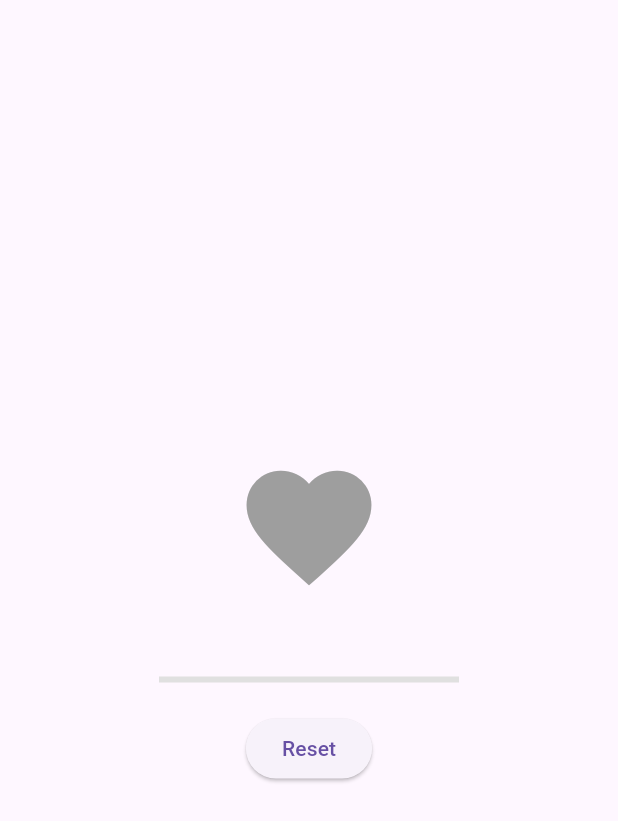
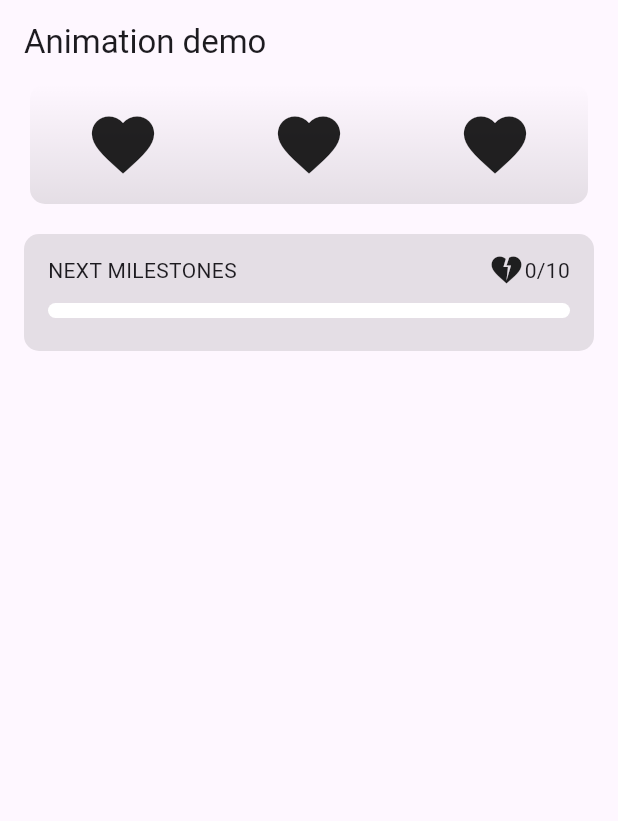
Before and after one commit to TranVuHung99/draw_canvas, a Flutter app: the AnimationPage screen opened directly, on a phone screen of 412 x 824 dp. Shown: the top 821 px of the screen. Run offline on Flutter 3.47's test engine with Material 3 defaults, Android fonts, the light colour scheme and no system bars; our stand-ins replace gallery_saver, screenshot.

Commit message:
feat: Implement fade-in animation and refactor main page
- Implement fade-in animation for the animation page.
- Refactor the main page into its own file.
- Update PRD with new animation process.
- Update dependencies.

```diff
--- a/lib/animation_page.dart
+++ b/lib/animation_page.dart
@@ -9,126 +9,95 @@ class AnimationPage extends StatefulWidget {
 
 class _AnimationPageState extends State<AnimationPage>
     with TickerProviderStateMixin {
-  late AnimationController _scaleController;
-  late Animation<double> _scaleAnimation;
-
-  late AnimationController _colorController;
-  late Animation<Color?> _colorAnimation;
-
-  late AnimationController _rotationController;
-  late Animation<double> _rotationAnimation;
-
-  double _progress = 0.0;
-
-  @override
-  void initState() {
-    super.initState();
-
-    // Scale Animation
-    _scaleController = AnimationController(
-      vsync: this,
-      duration: const Duration(milliseconds: 300),
-    );
-    _scaleAnimation = Tween<double>(begin: 1.0, end: 1.5).animate(
-      CurvedAnimation(parent: _scaleController, curve: Curves.easeInOut),
-    );
-
-    // Color Animation
-    _colorController = AnimationController(
-      vsync: this,
-      duration: const Duration(milliseconds: 300),
-    );
-    _colorAnimation = ColorTween(begin: Colors.grey, end: Colors.red).animate(_colorController);
-
-    // Rotation Animation
-    _rotationController = AnimationController(
-      vsync: this,
-      duration: const Duration(milliseconds: 300),
-    );
-    _rotationAnimation = Tween<double>(begin: 0.0, end: 0.2).animate(
-      CurvedAnimation(parent: _rotationController, curve: Curves.easeInOut),
-    );
-  }
+  late final AnimationController _fadeController = AnimationController(
+    duration: const Duration(seconds: 1),
+    vsync: this,
+  )..forward();
+  late final Animation<double> _animation = CurvedAnimation(
+    parent: _fadeController,
+    curve: Curves.easeIn,
+  );
 
   @override
   void dispose() {
-    _scaleController.dispose();
-    _colorController.dispose();
-    _rotationController.dispose();
+    _fadeController.dispose();
     super.dispose();
-  }
-
-  void _startAnimation() {
-    _scaleController.forward().then((_) {
-      _scaleController.reverse();
-    });
-    _colorController.forward();
-    _rotationController.forward().then((_) {
-      _rotationController.reverse();
-    });
-    setState(() {
-      if (_progress < 1.0) {
-        _progress += 0.1;
-      } else {
-        _progress = 1.0;
-      }
-    });
-  }
-
-  void _resetAnimation() {
-    _colorController.reset();
-    setState(() {
-      _progress = 0.0;
-    });
   }
 
   @override
   Widget build(BuildContext context) {
     return Scaffold(
-      appBar: null,
-      body: Center(
-        child: Column(
-          mainAxisAlignment: MainAxisAlignment.center,
-          children: [
-            GestureDetector(
-              onTap: _startAnimation,
-              child: AnimatedBuilder(
-                animation: Listenable.merge([
-                  _scaleAnimation,
-                  _colorAnimation,
-                  _rotationAnimation,
-                ]),
-                builder: (context, child) {
-                  return Transform.scale(
-                    scale: _scaleAnimation.value,
-                    child: Transform.rotate(
-                      angle: _rotationAnimation.value,
-                      child: Icon(
-                        Icons.favorite,
-                        color: _colorAnimation.value,
-                        size: 100,
-                      ),
-                    ),
-                  );
-                },
+      appBar: AppBar(
+        title: const Text("Animation demo"),
+      ),
+      body: Column(
+        children: [
+          FadeTransition(
+            opacity: _animation,
+            child: Container(
+              margin: const EdgeInsets.symmetric(horizontal: 20),
+              padding: const EdgeInsets.symmetric(vertical: 15),
+              decoration: BoxDecoration(
+                  borderRadius: BorderRadius.circular(10),
+                  gradient: LinearGradient(
+                      begin: Alignment.bottomCenter,
+                      end: Alignment.topCenter,
+                      colors: [
+                        Colors.black12.withOpacity(0.1),
+                        Colors.transparent
+                      ])),
+              child: Row(
+                mainAxisAlignment: MainAxisAlignment.spaceAround,
+                children: [
+                  ...List<Widget>.generate(3, (i) {
+                    return Icon(Icons.favorite, size: 50);
+                  })
+                ],
               ),
             ),
-            const SizedBox(height: 50),
-            SizedBox(
-              width: 200,
-              child: LinearProgressIndicator(
-                value: _progress,
-                backgroundColor: Colors.grey[300],
-                valueColor: const AlwaysStoppedAnimation<Color>(Colors.red),
+          ),
+          const SizedBox(
+            height: 20,
+          ),
+          FadeTransition(
+            opacity: _animation,
+            child: Container(
+              margin: const EdgeInsets.symmetric(horizontal: 16),
+              padding: const EdgeInsets.symmetric(horizontal: 16, vertical: 12),
+              decoration: BoxDecoration(
+                  color: Colors.black12.withOpacity(0.1),
+                  borderRadius: BorderRadius.circular(10)),
+              child: Row(
+                children: [
+                  Expanded(
+                      child: Column(
+                    children: [
+                      Row(
+                        children: [
+                          const Expanded(child: Text("NEXT MILESTONES")),
+                          Icon(Icons.heart_broken_sharp),
+                          Text("0/10")
+                        ],
+                      ),
+                      Stack(
+                        children: [
+                          Container(
+                            margin: const EdgeInsets.symmetric(vertical: 10),
+                            width: 400,
+                            height: 10,
+                            decoration: BoxDecoration(
+                                color: Colors.white,
+                                borderRadius: BorderRadius.circular(5)),
+                          ),
+                        ],
+                      )
+                    ],
+                  ))
+                ],
               ),
             ),
-            const SizedBox(height: 20),
-            ElevatedButton(
-              onPressed: _resetAnimation,
-              child: const Text('Reset'),
-            ),
-          ],
-        ),
+          )
+        ],
       ),
     );
   }
--- a/lib/main.dart
+++ b/lib/main.dart
@@ -1,5 +1,4 @@
-import 'package:draw_canvas_and_animations/animation_page.dart';
-import 'package:draw_canvas_and_animations/draw_canvas_page.dart';
+import 'package:draw_canvas_and_animations/main_page.dart';
 import 'package:flutter/material.dart';
 
 void main() {
@@ -17,49 +16,3 @@ class MyApp extends StatelessWidget {
     );
   }
 }
-
-class MainPage extends StatefulWidget {
-  const MainPage({super.key});
-
-  @override
-  State<MainPage> createState() => _MainPageState();
-}
-
-class _MainPageState extends State<MainPage> with SingleTickerProviderStateMixin {
-  late TabController _tabController;
-
-  @override
-  void initState() {
-    super.initState();
-    _tabController = TabController(length: 2, vsync: this);
-  }
-
-  @override
-  void dispose() {
-    _tabController.dispose();
-    super.dispose();
-  }
-
-  @override
-  Widget build(BuildContext context) {
-    return Scaffold(
-      body: TabBarView(
-        physics: const NeverScrollableScrollPhysics(),
-        controller: _tabController,
-        children: const [
-          DrawingCanvas(),
-          AnimationPage(),
-        ],
-      ),
-      bottomNavigationBar: BottomAppBar(
-        child: TabBar(
-          controller: _tabController,
-          tabs: const [
-            Tab(icon: Icon(Icons.draw), text: 'Canvas'),
-            Tab(icon: Icon(Icons.animation), text: 'Animation'),
-          ],
-        ),
-      ),
-    );
-  }
-}
--- /dev/null
+++ b/lib/main_page.dart
@@ -0,0 +1,49 @@
+import 'package:draw_canvas_and_animations/animation_page.dart';
+import 'package:draw_canvas_and_animations/draw_canvas_page.dart';
+import 'package:flutter/material.dart';
+
+class MainPage extends StatefulWidget {
+  const MainPage({super.key});
+
+  @override
+  State<MainPage> createState() => _MainPageState();
+}
+
+class _MainPageState extends State<MainPage> with SingleTickerProviderStateMixin {
+  late TabController _tabController;
+
+  @override
+  void initState() {
+    super.initState();
+    _tabController = TabController(length: 2, vsync: this);
+  }
+
+  @override
+  void dispose() {
+    _tabController.dispose();
+    super.dispose();
+  }
+
+  @override
+  Widget build(BuildContext context) {
+    return Scaffold(
+      body: TabBarView(
+        physics: const NeverScrollableScrollPhysics(),
+        controller: _tabController,
+        children: const [
+          DrawingCanvas(),
+          AnimationPage(),
+        ],
+      ),
+      bottomNavigationBar: BottomAppBar(
+        child: TabBar(
+          controller: _tabController,
+          tabs: const [
+            Tab(icon: Icon(Icons.draw), text: 'Canvas'),
+            Tab(icon: Icon(Icons.animation), text: 'Animation'),
+          ],
+        ),
+      ),
+    );
+  }
+}
```
Also changed, not shown: pubspec.lock, 1 other file.
